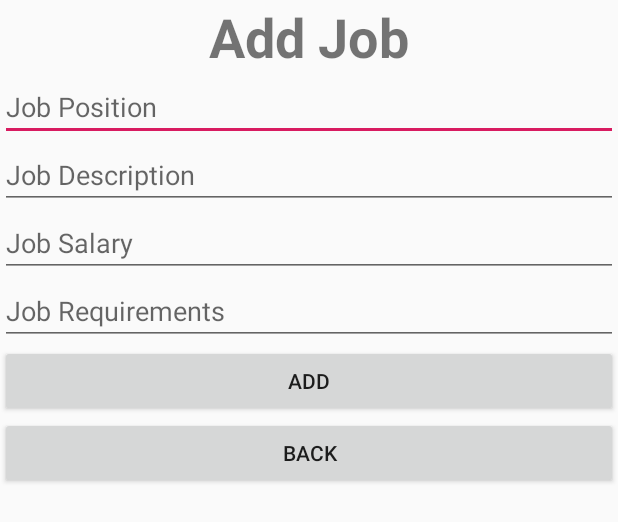
After one commit to LiuChunKit/MobileAssignment, an Android app: the layout add_job.xml on its own in the app's theme, with its tools: preview values and no code run, on a phone screen of 412 x 824 dp. The commit adds this screen. Shown: the top 522 px of the screen. Run offline under Robolectric (Android 15) with nearby library versions, the phone set to English and light mode, and no system bars.

Commit message:
8/1/2020 Commit

```diff
--- a/app/src/main/java/com/example/mobileassignment/LoginActivity.kt
+++ b/app/src/main/java/com/example/mobileassignment/LoginActivity.kt
@@ -88,7 +88,7 @@ class LoginActivity : AppCompatActivity() {
 
         if (currentUser != null) {
             if (currentUser.isEmailVerified) {
-                startActivity(Intent(this, HomePage::class.java))
+                startActivity(Intent(this, addJobActivity::class.java))
                 finish()
             } else {
                 Toast.makeText(
--- a/app/src/main/java/com/example/mobileassignment/ResetPasswordActivity.kt
+++ /dev/null
@@ -1,4 +0,0 @@
-package com.example.mobileassignment
-
-class ResetPasswordActivity {
-}
--- /dev/null
+++ b/app/src/main/res/layout/add_job.xml
@@ -0,0 +1,126 @@
+<?xml version="1.0" encoding="utf-8"?>
+<LinearLayout
+
+    xmlns:android="http://schemas.android.com/apk/res/android"
+
+    xmlns:app="http://schemas.android.com/apk/res-auto"
+
+    xmlns:tools="http://schemas.android.com/tools"
+
+    android:orientation="vertical" android:layout_width="match_parent"
+
+    android:layout_height="match_parent"
+
+    tools:context=".addJobActivities">
+
+
+
+    <TextView
+
+        android:id="@+id/addjobs"
+
+        android:layout_width="match_parent"
+
+        android:layout_height="wrap_content"
+
+        android:text="@string/addjobtitle"
+
+        android:textAlignment="center"
+
+        android:textSize="36sp"
+
+        android:textStyle="bold" />
+
+
+
+    <EditText
+
+        android:id="@+id/addJobsPosition"
+
+        android:layout_width="match_parent"
+
+        android:layout_height="wrap_content"
+
+        android:ems="10"
+
+        android:hint="@string/addjobPosition"
+
+        android:inputType="text" />
+
+
+
+    <EditText
+
+        android:id="@+id/addJobsDescription"
+
+        android:layout_width="match_parent"
+
+        android:layout_height="wrap_content"
+
+        android:ems="10"
+
+        android:hint="@string/addjobDescription"
+
+        android:inputType="text" />
+
+
+
+    <EditText
+
+        android:id="@+id/addJobsSalary"
+
+        android:layout_width="match_parent"
+
+        android:layout_height="wrap_content"
+
+        android:ems="10"
+
+        android:hint="@string/addjobsalary"
+
+        android:inputType="text" />
+
+
+
+    <EditText
+
+        android:id="@+id/addJobsRequirement"
+
+        android:layout_width="match_parent"
+
+        android:layout_height="wrap_content"
+
+        android:ems="10"
+
+        android:hint="@string/addjobrequirement"
+
+        android:inputType="text" />
+
+
+
+    <Button
+
+        android:id="@+id/addjobbtn"
+
+        android:layout_width="match_parent"
+
+        android:layout_height="wrap_content"
+
+        android:text="@string/addbtn" />
+
+
+
+    <Button
+
+        android:id="@+id/backbtn"
+
+        android:layout_width="match_parent"
+
+        android:layout_height="wrap_content"
+
+        android:onClick="backBtn"
+
+        android:text="@string/backbtn" />
+
+
+
+</LinearLayout>
--- a/app/src/main/res/values/strings.xml
+++ b/app/src/main/res/values/strings.xml
@@ -43,4 +43,20 @@
     <string name="lblPosition">Position</string>
     <string name="lblJoinDate">Joined Date</string>
     <string name="lblLeftDate">Left Date</string>
+
+    <!--for add job-->
+    <string name="addjobtitle">Add Job</string>
+
+    <string name="addjobPosition">Job Position</string>
+
+    <string name="addjobDescription">Job Description</string>
+
+    <string name="addjobsalary">Job Salary</string>
+
+    <string name="addjobrequirement">Job Requirements</string>
+
+    <string name="addbtn">Add</string>
+
+    <string name="backbtn">Back</string>
+    <string name="lblForgetPassword">forget password</string>
 </resources>
```
Also changed, not shown: app/src/main/java/com/example/mobileassignment/MainActivity.kt (+14 -7 lines), app/src/main/java/com/example/mobileassignment/addJobActivity.kt (added, +256 -0 lines), app/src/main/java/com/example/mobileassignment/models/Jobs.kt (added, +20 -0 lines), app/src/main/res/layout/resetpassword_activity.xml (added, +33 -0 lines).
